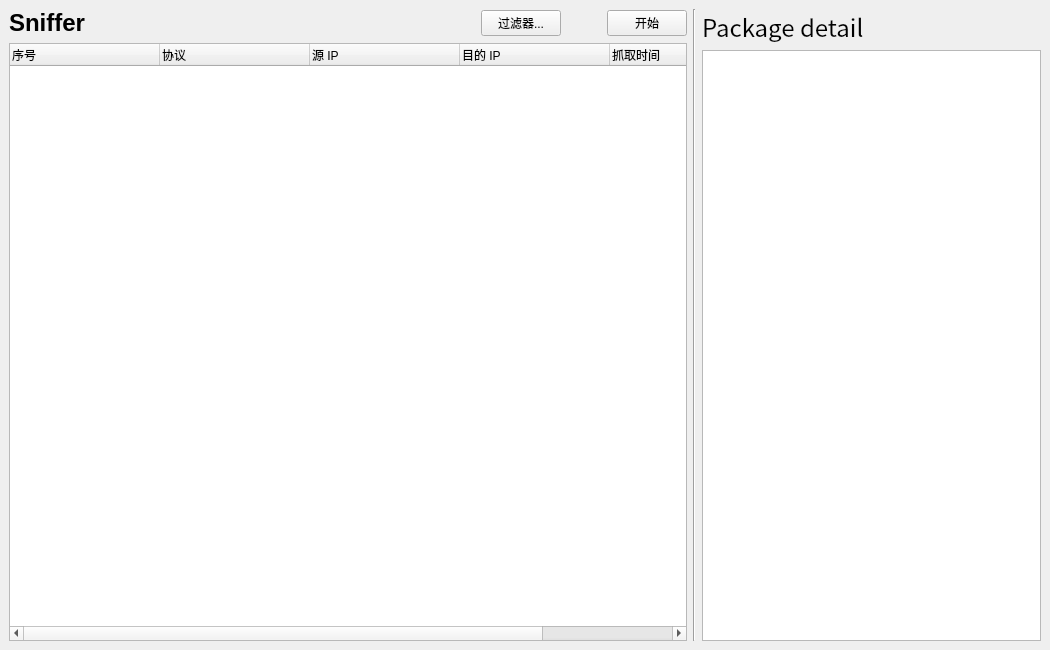
Above: src/mainwindow.ui from Paraworker/Sniffer before the change. Below: the same form after it.
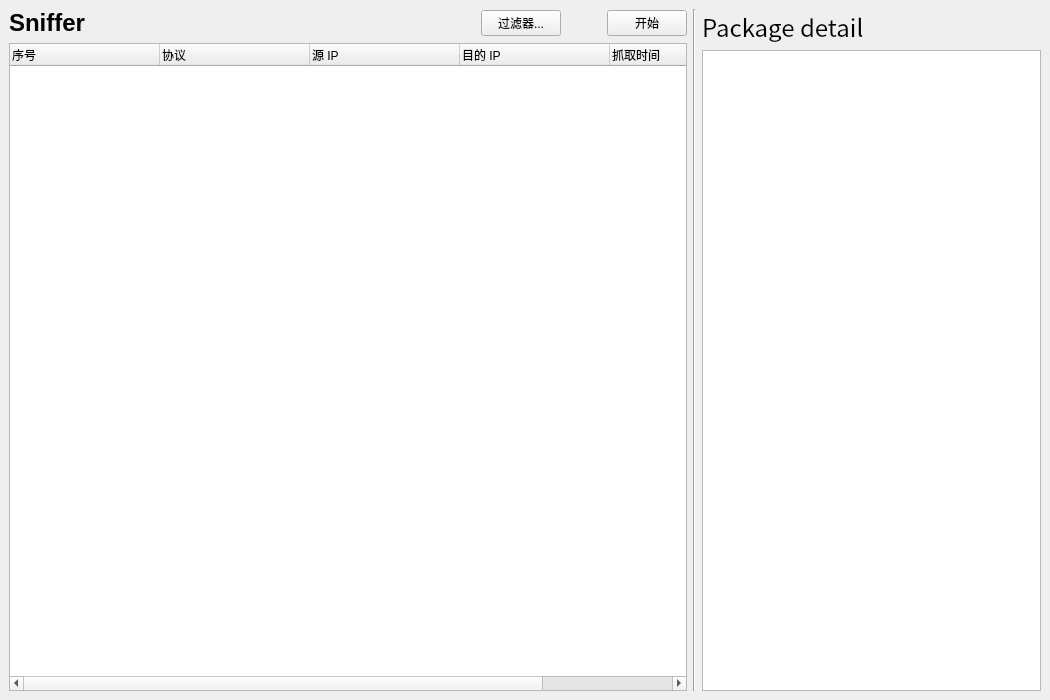
That is the form after the change.

Commit message: Reset mainwindow size to 1050 * 700

The edit to the form file:
```diff
--- a/src/mainwindow.ui
+++ b/src/mainwindow.ui
@@ -7,13 +7,13 @@
     <x>0</x>
     <y>0</y>
     <width>1050</width>
-    <height>650</height>
+    <height>700</height>
    </rect>
   </property>
   <property name="minimumSize">
    <size>
     <width>1050</width>
-    <height>650</height>
+    <height>700</height>
    </size>
   </property>
   <property name="windowTitle">
```
